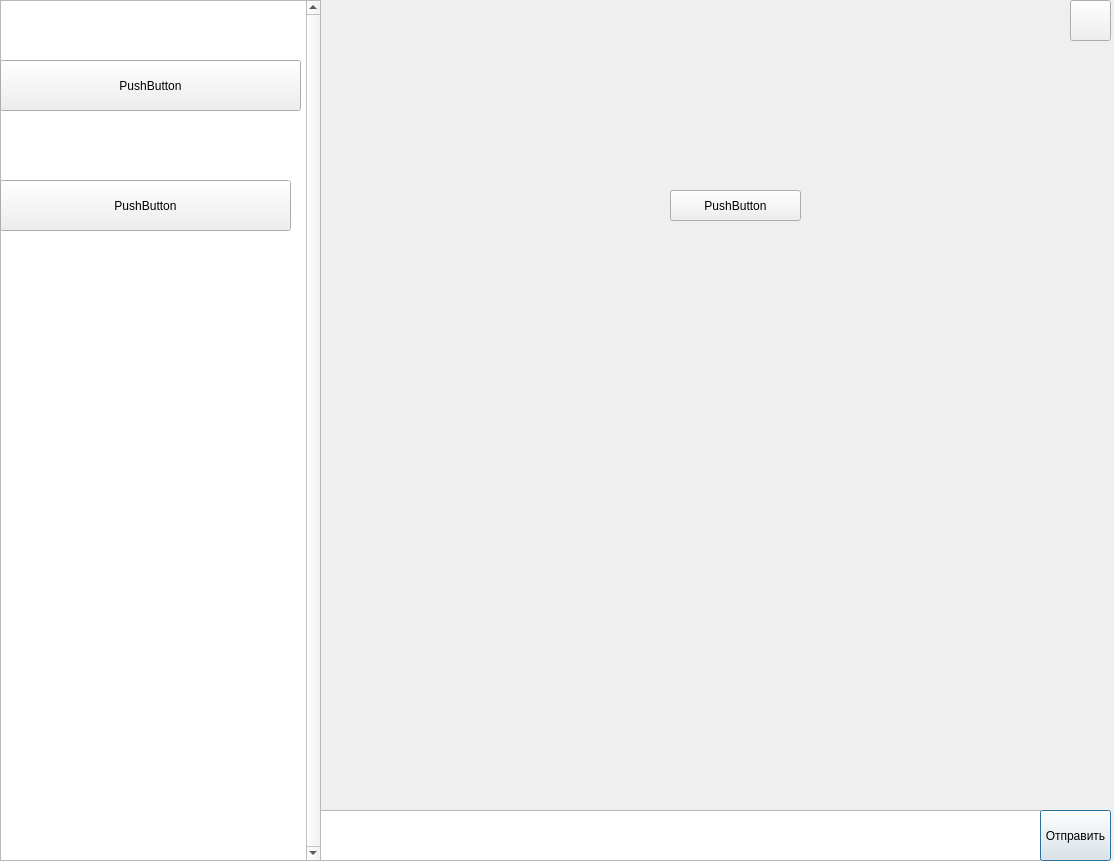
Qt form mainform.ui (rutraq/Messanger) before a commit.
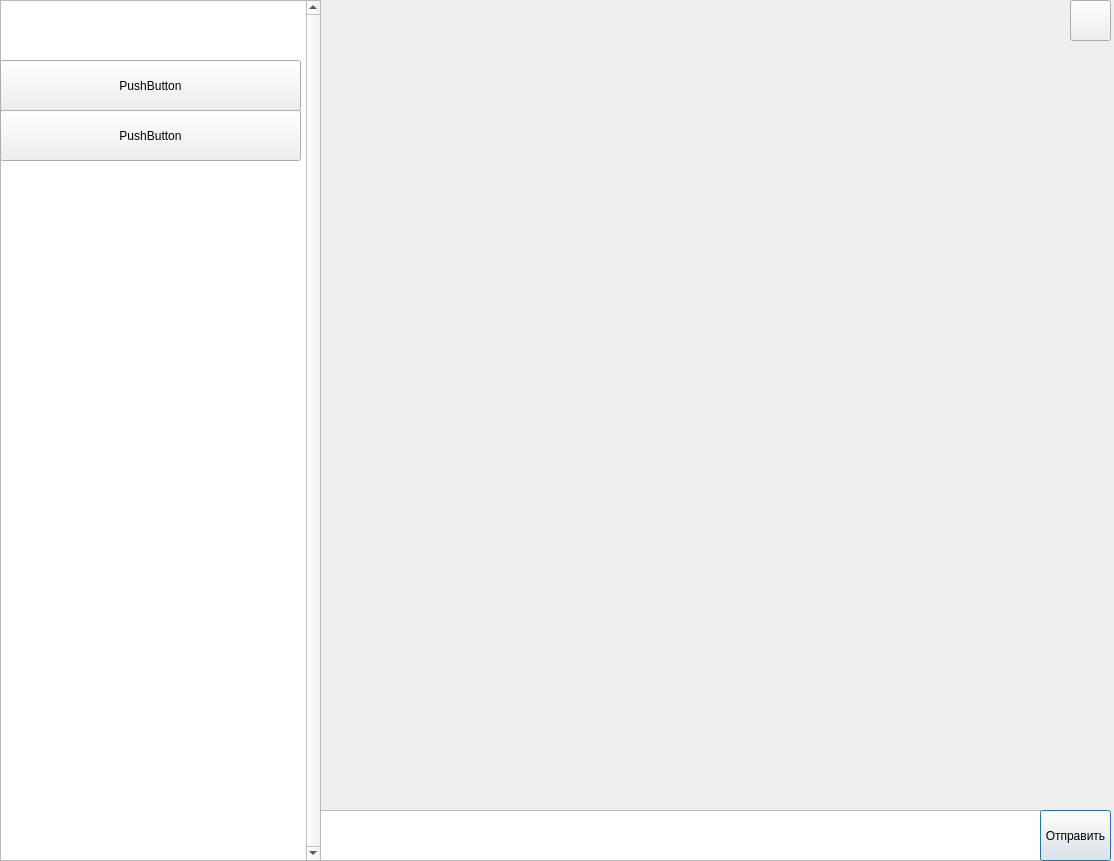
The same form after that commit.

Diff of the .ui file:
```diff
--- a/mainform.ui
+++ b/mainform.ui
@@ -70,19 +70,6 @@
     <string/>
    </property>
   </widget>
-  <widget class="QPushButton" name="pushButton_3">
-   <property name="geometry">
-    <rect>
-     <x>670</x>
-     <y>190</y>
-     <width>131</width>
-     <height>31</height>
-    </rect>
-   </property>
-   <property name="text">
-    <string>PushButton</string>
-   </property>
-  </widget>
   <widget class="QListView" name="listView">
    <property name="geometry">
     <rect>
@@ -113,8 +100,8 @@
    <property name="geometry">
     <rect>
      <x>0</x>
-     <y>180</y>
-     <width>291</width>
+     <y>110</y>
+     <width>301</width>
      <height>51</height>
     </rect>
    </property>
```
